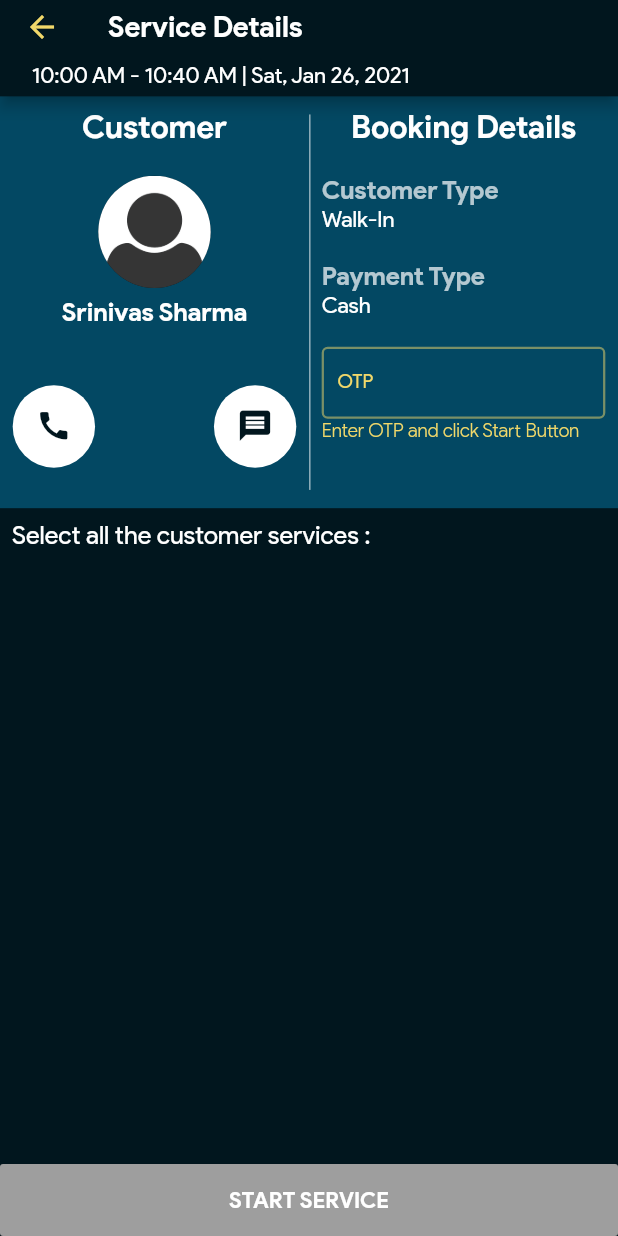
After one commit to lucydtech/saloonplus, a Flutter app: the TodayList screen opened directly, after a tap on "Srinivas Sharma", on a phone screen of 412 x 824 dp. The commit adds this screen. Run offline on Flutter 3.47's test engine with Material 2 defaults, Android fonts, the light colour scheme and no system bars; our stand-ins replace email_validator, flutter_datetime_picker, flutter_rating_bar, flutter_screenutil, flutter_speed_dial, google_maps_flutter and 1 more; missing offline and left inert: flutter_phone_direct_caller, geocoder, keyboard_avoider.

Commit message:
today service details

```diff
--- a/lib/main.dart
+++ b/lib/main.dart
@@ -1,6 +1,7 @@
 import 'package:flutter/material.dart';
 import 'package:flutter/services.dart';
 import 'package:saloon_plus_barber/ThemeData/fontstyle.dart';
+import 'package:saloon_plus_barber/screens/bookings_package/today_package/today_service_details.dart';
 import 'package:saloon_plus_barber/screens/components/bottom_nav.dart';
 import 'package:saloon_plus_barber/screens/login_signup/loginandsignup.dart';
 import 'package:saloon_plus_barber/screens/profile_package/info_screens/edit_info.dart';
@@ -27,6 +28,7 @@ class MyApp extends StatelessWidget {
         'login_signUp': (context) => LoginSignUp(),
         'bottom_nav': (context) => BottomNav(),
         'edit_info': (context) => EditInfo(),
+        'today_service_details': (context) => TodayServiceDetails(),
       },
       initialRoute: '/',
     );
--- /dev/null
+++ b/lib/screens/bookings_package/today_package/today_list.dart
@@ -0,0 +1,97 @@
+import 'package:flutter/material.dart';
+import 'package:flutter_screenutil/flutter_screenutil.dart';
+import 'package:saloon_plus_barber/ThemeData/fontstyle.dart';
+
+class TodayList extends StatefulWidget {
+  @override
+  _TodayListState createState() => _TodayListState();
+}
+
+class _TodayListState extends State<TodayList> {
+  @override
+  Widget build(BuildContext context) {
+    return Scaffold(
+      body: SafeArea(
+          child: ListView.builder(
+        itemCount: 10,
+        itemBuilder: (BuildContext cntxt, int index) {
+          return todayListItem(index);
+        },
+      )),
+    );
+  }
+
+  Widget todayListItem(int index) {
+    return InkWell(
+      onTap: () {
+        Navigator.of(context).pushNamed("today_service_details");
+      },
+      child: Container(
+        width: MediaQuery.of(context).size.width,
+        height: MediaQuery.of(context).size.height / 8.5,
+        color: index % 2 == 0 ? FontStyle.middleColor : Colors.red,
+        padding: EdgeInsets.symmetric(vertical: 5.0.h, horizontal: 3.0.w),
+        margin: EdgeInsets.symmetric(vertical: 1.0.h, horizontal: 1.0.w),
+        child: Row(
+          children: [
+            CircleAvatar(
+              backgroundImage: AssetImage('assets/images/barber_shop.png'),
+              radius: MediaQuery.of(context).size.height / 24,
+              backgroundColor: FontStyle.primaryColor,
+            ),
+            SizedBox(
+              width: 5.0.w,
+            ),
+            Expanded(
+              child: Column(
+                mainAxisAlignment: MainAxisAlignment.spaceEvenly,
+                children: [
+                  Row(
+                    mainAxisAlignment: MainAxisAlignment.spaceBetween,
+                    children: [
+                      SizedBox(
+                        width: MediaQuery.of(context).size.width / 2,
+                        child: Text(
+                          "Srinivas Sharma",
+                          overflow: TextOverflow.ellipsis,
+                          style: FontStyle.productsansBold(
+                              FontStyle.secondaryColor, 16),
+                        ),
+                      ),
+                      Text(
+                        "10:00 AM",
+                        overflow: TextOverflow.ellipsis,
+                        style: FontStyle.productsansMedium(
+                            FontStyle.secondaryColor, 14),
+                      ),
+                    ],
+                  ),
+                  Row(
+                    crossAxisAlignment: CrossAxisAlignment.start,
+                    mainAxisAlignment: MainAxisAlignment.spaceBetween,
+                    children: [
+                      SizedBox(
+                        width: MediaQuery.of(context).size.width / 2,
+                        child: Text(
+                          "Hair cut",
+                          overflow: TextOverflow.ellipsis,
+                          style: FontStyle.productsansBold(
+                              FontStyle.secondaryColor.withOpacity(0.8), 14),
+                        ),
+                      ),
+                      Text(
+                        index % 2 == 0 ? "Booked" : "Queue",
+                        style: FontStyle.productsansBold(
+                            FontStyle.secondaryColor, 16),
+                      ),
+                    ],
+                  ),
+                ],
+              ),
+            ),
+          ],
+        ),
+      ),
+    );
+  }
+}
--- /dev/null
+++ b/lib/screens/bookings_package/today_package/today_service_details.dart
@@ -0,0 +1,367 @@
+import 'package:flutter/material.dart';
+import 'package:flutter_phone_direct_caller/flutter_phone_direct_caller.dart';
+import 'package:saloon_plus_barber/ThemeData/fontstyle.dart';
+import 'package:flutter_screenutil/flutter_screenutil.dart';
+
+class TodayServiceDetails extends StatefulWidget {
+  @override
+  _TodayServiceDetailsState createState() => _TodayServiceDetailsState();
+}
+
+class _TodayServiceDetailsState extends State<TodayServiceDetails> {
+  final _otpFormKey = GlobalKey<FormState>();
+  TextEditingController _otpTextController = new TextEditingController();
+  String validOTP = "1234";
+  bool _isOTPLengthCorrect = false,
+      _isOTPCorrect = false,
+      _isServiceStopped = false;
+
+  @override
+  Widget build(BuildContext context) {
+    return Scaffold(
+      appBar: AppBar(
+        leading: InkWell(
+            onTap: () {
+              Navigator.of(context).pop();
+            },
+            child: Icon(
+              Icons.arrow_back,
+              color: FontStyle.secondaryColor,
+            )),
+        title: Text("Service Details",
+            style: FontStyle.productsansBold(Colors.white, 18)),
+        bottom: PreferredSize(
+          preferredSize: Size.fromHeight(8.0.h),
+          child: Align(
+            alignment: Alignment.centerLeft,
+            child: Padding(
+              padding:
+                  EdgeInsets.symmetric(horizontal: 20.0.w, vertical: 5.0.h),
+              child: Text(
+                "10:00 AM - 10:40 AM | Sat, Jan 26, 2021",
+                overflow: TextOverflow.ellipsis,
+                style: FontStyle.productsansMedium(Colors.white, 14),
+              ),
+            ),
+          ),
+        ),
+      ),
+      body: SafeArea(
+        child: Container(
+          child: Column(
+            children: [
+              Container(
+                height: MediaQuery.of(context).size.height / 3,
+                color: FontStyle.middleColor,
+                child: Row(
+                  children: [
+                    Expanded(
+                      child: Container(
+                        padding: EdgeInsets.symmetric(
+                            vertical: 8.0.h, horizontal: 8.0.w),
+                        child: Column(
+                          children: [
+                            Text(
+                              "Customer",
+                              style:
+                                  FontStyle.productsansBold(Colors.white, 20),
+                            ),
+                            Spacer(
+                              flex: 1,
+                            ),
+                            CircleAvatar(
+                              backgroundImage:
+                                  AssetImage('assets/images/default_dp.png'),
+                              radius: MediaQuery.of(context).size.height / 22,
+                              backgroundColor: FontStyle.primaryColor,
+                            ),
+                            SizedBox(
+                              height: 6.0.h,
+                            ),
+                            Text(
+                              "Srinivas Sharma",
+                              textAlign: TextAlign.center,
+                              textDirection: TextDirection.ltr,
+                              overflow: TextOverflow.ellipsis,
+                              maxLines: 2,
+                              style: FontStyle.productsansSemiBold(
+                                  Colors.white, 16),
+                            ),
+                            Spacer(
+                              flex: 2,
+                            ),
+                            Row(
+                              mainAxisAlignment: MainAxisAlignment.spaceBetween,
+                              children: [
+                                InkWell(
+                                  onTap: () {
+                                    _callPhoneNumber();
+                                  },
+                                  child: CircleAvatar(
+                                    child: Icon(
+                                      Icons.call,
+                                      size: 24.0.h,
+                                      color: FontStyle.primaryColor,
+                                    ),
+                                    radius:
+                                        MediaQuery.of(context).size.height / 30,
+                                    backgroundColor: Colors.white,
+                                  ),
+                                ),
+                                InkWell(
+                                  onTap: () {
+                                    print("Messages coming soon");
+                                  },
+                                  child: CircleAvatar(
+                                    child: Icon(
+                                      Icons.message,
+                                      size: 24.0.h,
+                                      color: FontStyle.primaryColor,
+                                    ),
+                                    radius:
+                                        MediaQuery.of(context).size.height / 30,
+                                    backgroundColor: Colors.white,
+                                  ),
+                                ),
+                              ],
+                            ),
+                            Spacer(
+                              flex: 1,
+                            ),
+                          ],
+                        ),
+                      ),
+                    ),
+                    Padding(
+                      padding: EdgeInsets.symmetric(vertical: 12.0.h),
+                      child: VerticalDivider(
+                        color: Colors.white54,
+                        width: 0.0.w,
+                        thickness: 1.0.w,
+                      ),
+                    ),
+                    Expanded(
+                      child: Container(
+                        padding: EdgeInsets.symmetric(
+                            vertical: 8.0.h, horizontal: 8.0.w),
+                        child: Column(
+                          crossAxisAlignment: CrossAxisAlignment.start,
+                          children: [
+                            Align(
+                              alignment: Alignment.center,
+                              child: Text(
+                                "Booking Details",
+                                style:
+                                    FontStyle.productsansBold(Colors.white, 20),
+                              ),
+                            ),
+                            Spacer(),
+                            Text("Customer Type",
+                                style: FontStyle.productsansSemiBold(
+                                    Colors.white70, 16)),
+                            Text("Walk-In",
+                                style: FontStyle.productsansMedium(
+                                    Colors.white, 14)),
+                            Spacer(),
+                            Text("Payment Type",
+                                style: FontStyle.productsansSemiBold(
+                                    Colors.white70, 16)),
+                            Text(
+                              "Cash",
+                              style:
+                                  FontStyle.productsansMedium(Colors.white, 14),
+                            ),
+                            Spacer(),
+                            _isOTPCorrect
+                                ? Text("Number of services",
+                                    style: FontStyle.productsansSemiBold(
+                                        Colors.white70, 16))
+                                : Form(
+                                    key: _otpFormKey,
+                                    child: TextFormField(
+                                      validator: (val) {
+                                        return val.length == 4
+                                            ? (val == validOTP)
+                                                ? null
+                                                : "Wrong OTP"
+                                            : "OTP too short ";
+                                      },
+                                      controller: _otpTextController,
+                                      onChanged: (val) {
+                                        if (val.length == 4) {
+                                          setState(() {
+                                            _isOTPLengthCorrect = true;
+                                          });
+                                        } else {
+                                          setState(() {
+                                            _isOTPLengthCorrect = false;
+                                          });
+                                        }
+                                      },
+                                      maxLength: 4,
+                                      decoration: FontStyle.setLable(
+                                          "OTP", null, context),
+                                      keyboardType: TextInputType.number,
+                                      cursorColor: FontStyle.secondaryColor,
+                                      style: FontStyle.textFieldStyle(),
+                                    )),
+                            _isOTPCorrect
+                                ? Text(
+                                    "5",
+                                    style: FontStyle.productsansMedium(
+                                        Colors.white, 14),
+                                  )
+                                : Text(
+                                    "Enter OTP and click Start Button",
+                                    textAlign: TextAlign.center,
+                                    textDirection: TextDirection.ltr,
+                                    overflow: TextOverflow.ellipsis,
+                                    maxLines: 2,
+                                    style: FontStyle.productsansRegular(
+                                        FontStyle.secondaryColor, 12),
+                                  ),
+                            Spacer(),
+                            _isOTPCorrect
+                                ? Text("Service start time",
+                                    style: FontStyle.productsansSemiBold(
+                                        Colors.white70, 16))
+                                : Container(),
+                            _isOTPCorrect
+                                ? Text(
+                                    "5:00 PM",
+                                    style: FontStyle.productsansMedium(
+                                        Colors.white, 14),
+                                  )
+                                : Container(),
+                            Spacer(),
+                            _isServiceStopped
+                                ? Text("Service stop time",
+                                    style: FontStyle.productsansSemiBold(
+                                        Colors.white70, 16))
+                                : Container(),
+                            _isServiceStopped
+                                ? Text(
+                                    "6:00 PM",
+                                    style: FontStyle.productsansMedium(
+                                        Colors.white, 14),
+                                  )
+                                : Container()
+                          ],
+                        ),
+                      ),
+                    ),
+                  ],
+                ),
+              ),
+              Align(
+                alignment: Alignment.centerLeft,
+                child: Padding(
+                  padding: EdgeInsets.all(8.0),
+                  child: Text(
+                    "Select all the customer services : ",
+                    style: FontStyle.productsansMedium(Colors.white, 16),
+                  ),
+                ),
+              ),
+              Expanded(
+                child: Container(),
+              ),
+              !_isOTPCorrect
+                  ? SizedBox(
+                      width: double.infinity,
+                      child: RaisedButton(
+                        disabledColor: Colors.grey,
+                        disabledTextColor: Colors.white,
+                        padding: EdgeInsets.all(15),
+                        textColor: _isOTPLengthCorrect
+                            ? FontStyle.primaryColor
+                            : Colors.white,
+                        color: _isOTPLengthCorrect
+                            ? FontStyle.secondaryColor
+                            : Colors.grey,
+                        onPressed: () {
+                          if (_otpFormKey.currentState.validate()) {
+                            setState(() {
+                              _isOTPCorrect = true;
+                            });
+                          }
+                        },
+                        child: Text(
+                          "START SERVICE",
+                          style: FontStyle.productsansBold(
+                              _isOTPLengthCorrect
+                                  ? FontStyle.primaryColor
+                                  : Colors.white,
+                              14),
+                        ),
+                      ),
+                    )
+                  : !_isServiceStopped
+                      ? SizedBox(
+                          width: double.infinity,
+                          child: RaisedButton(
+                            disabledColor: Colors.grey,
+                            disabledTextColor: Colors.white,
+                            padding: EdgeInsets.all(15),
+                            textColor: _isOTPCorrect
+                                ? FontStyle.primaryColor
+                                : Colors.white,
+                            color: _isOTPCorrect
+                                ? FontStyle.secondaryColor
+                                : Colors.grey,
+                            onPressed: () {
+                              setState(() {
+                                _isServiceStopped = true;
+                              });
+                            },
+                            child: Text(
+                              "STOP SERVICE",
+                              style: FontStyle.productsansBold(
+                                  _isOTPCorrect
+                                      ? FontStyle.primaryColor
+                                      : Colors.white,
+                                  14),
+                            ),
+                          ),
+                        )
+                      : Container(),
+              _isServiceStopped
+                  ? Container(
+                      padding: EdgeInsets.symmetric(horizontal: 8.0.w),
+                      child: Column(
+                        crossAxisAlignment: CrossAxisAlignment.start,
+                        children: [
+                          Divider(
+                            color: Colors.white54,
+                          ),
+                          Text(
+                            "Total Amount : ₹100",
+                            style:
+                                FontStyle.productsansMedium(Colors.white, 16),
+                          ),
+                          Text(
+                            "Amount paid : ₹0",
+                            style:
+                                FontStyle.productsansMedium(Colors.white, 16),
+                          ),
+                          Text(
+                            "Amount due : ₹100",
+                            style:
+                                FontStyle.productsansMedium(Colors.white, 16),
+                          ),
+                        ],
+                      ),
+                    )
+                  : Container(),
+            ],
+          ),
+        ),
+      ),
+    );
+  }
+
+  _callPhoneNumber() async {
+    const number = '7702366842';
+    await FlutterPhoneDirectCaller.callNumber(number);
+  }
+}
--- a/lib/screens/components/bottom_nav.dart
+++ b/lib/screens/components/bottom_nav.dart
@@ -2,7 +2,8 @@ import 'package:flutter/material.dart';
 import 'package:flutter/cupertino.dart';
 import 'package:flutter_screenutil/flutter_screenutil.dart';
 import 'package:saloon_plus_barber/ThemeData/fontstyle.dart';
-import 'package:saloon_plus_barber/screens/appointments_package/appointments_home.dart';
+import 'package:saloon_plus_barber/screens/bookings_package/appointments_home.dart';
+import 'package:saloon_plus_barber/screens/bookings_package/bookings_home.dart';
 import 'package:saloon_plus_barber/screens/profile_package/barber_profile.dart';
 
 class BottomNav extends StatefulWidget {
@@ -22,7 +23,7 @@ class _BottomNavState extends State<BottomNav> {
     botNavIndex = widget.currentIndex ?? 1;
 
     _list = [
-      AppointmentsHome(),
+      BookingsHome(),
       BarberProfile(),
       Container(
         color: Colors.red,
--- a/lib/screens/login_signup/loginandsignup.dart
+++ b/lib/screens/login_signup/loginandsignup.dart
@@ -28,7 +28,7 @@ class _LoginSignUpState extends State<LoginSignUp>
   TextEditingController loginEmailController = new TextEditingController();
   TextEditingController loginPasswordController = new TextEditingController();
 
-  final signUpFormKey = GlobalKey<FormState>();
+  final _signUpFormKey = GlobalKey<FormState>();
   TextEditingController signUpFirstNameController = new TextEditingController();
   TextEditingController signUpLastNameController = new TextEditingController();
   TextEditingController signUpPasswordController = new TextEditingController();
@@ -177,7 +177,7 @@ class _LoginSignUpState extends State<LoginSignUp>
         padding: EdgeInsets.only(
             top: 35.0.h, bottom: 10.0.h, left: 10.0.w, right: 10.0.w),
         child: Form(
-          key: signUpFormKey,
+          key: _signUpFormKey,
           child: Column(
             children: <Widget>[
               Row(
@@ -337,7 +337,7 @@ class _LoginSignUpState extends State<LoginSignUp>
               );
             }
           } else {
-            if (signUpFormKey.currentState.validate()) {
+            if (_signUpFormKey.currentState.validate()) {
               Navigator.push(
                 context,
                 MaterialPageRoute(
--- a/pubspec.yaml
+++ b/pubspec.yaml
@@ -40,6 +40,7 @@ dependencies:
   flutter_datetime_picker: ^1.4.0
   geocoder: ^0.2.1
   syncfusion_flutter_calendar: ^18.4.33
+  flutter_speed_dial: ^1.2.5
 
 dev_dependencies:
   flutter_test:
```
Also changed, not shown: lib/screens/bookings_package/appointments_home.dart (renamed from lib/screens/appointments_package/appointments_home.dart, +31 -15 lines), lib/screens/bookings_package/bookings_home.dart (added, +77 -0 lines), lib/screens/profile_package/info_screens/edit_info.dart (+4 -4 lines), assets/images/default_dp.png (added), pubspec.lock.
